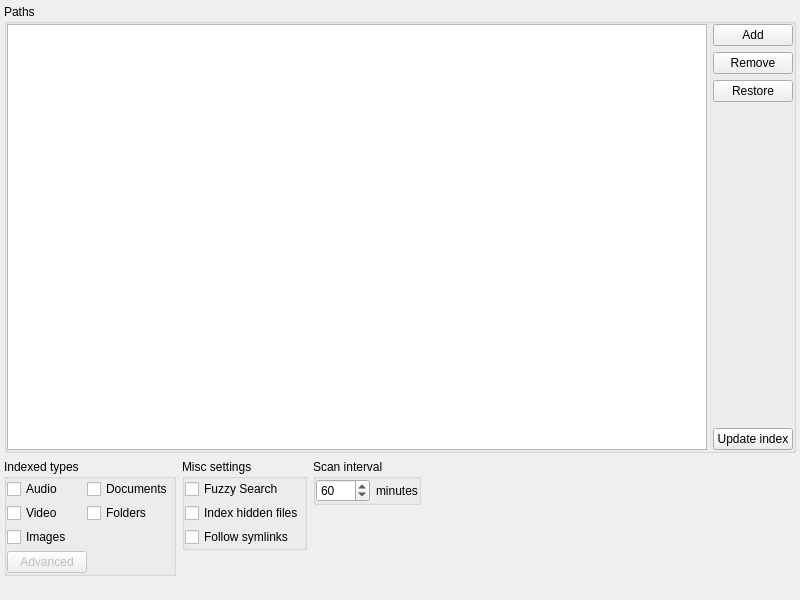
Above: src/plugins/files/configwidget.ui from albertlauncher/albert before the change. Below: the same form after it.
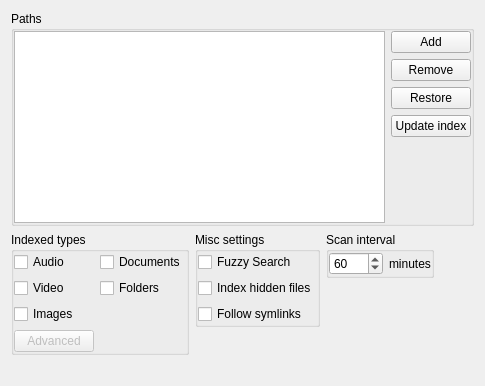
That is the form after the change.

Diff of the .ui file:
```diff
--- a/src/plugins/files/configwidget.ui
+++ b/src/plugins/files/configwidget.ui
@@ -2,33 +2,7 @@
 <ui version="4.0">
  <class>Files::ConfigWidget</class>
  <widget class="QWidget" name="Files::ConfigWidget">
-  <property name="geometry">
-   <rect>
-    <x>0</x>
-    <y>0</y>
-    <width>800</width>
-    <height>600</height>
-   </rect>
-  </property>
-  <property name="minimumSize">
-   <size>
-    <width>512</width>
-    <height>320</height>
-   </size>
-  </property>
   <layout class="QVBoxLayout" name="verticallayout_2" stretch="1,0,0">
-   <property name="leftMargin">
-    <number>4</number>
-   </property>
-   <property name="topMargin">
-    <number>4</number>
-   </property>
-   <property name="rightMargin">
-    <number>4</number>
-   </property>
-   <property name="bottomMargin">
-    <number>4</number>
-   </property>
    <item>
     <widget class="QGroupBox" name="groupBox_1">
      <property name="title">
@@ -83,6 +57,13 @@
           </property>
          </widget>
         </item>
+        <item>
+         <widget class="QPushButton" name="pushButton_update">
+          <property name="text">
+           <string>Update index</string>
+          </property>
+         </widget>
+        </item>
         <item>
          <spacer name="verticalSpacer_3">
           <property name="orientation">
@@ -96,13 +77,6 @@
           </property>
          </spacer>
         </item>
-        <item>
-         <widget class="QPushButton" name="pushButton_update">
-          <property name="text">
-           <string>Update index</string>
-          </property>
-         </widget>
-        </item>
        </layout>
       </item>
      </layout>
@@ -130,12 +104,6 @@
           <property name="bottomMargin">
            <number>0</number>
           </property>
-          <property name="horizontalSpacing">
-           <number>0</number>
-          </property>
-          <property name="verticalSpacing">
-           <number>4</number>
-          </property>
           <item row="0" column="1">
            <widget class="QCheckBox" name="checkBox_docs">
             <property name="text">
@@ -186,6 +154,9 @@
        </item>
        <item>
         <spacer name="verticalSpacer">
+         <property name="orientation">
+          <enum>Qt::Vertical</enum>
+         </property>
          <property name="sizeHint" stdset="0">
           <size>
            <width>0</width>
@@ -204,9 +175,6 @@
           <string>Misc settings</string>
          </property>
          <layout class="QVBoxLayout" name="verticalLayout_6">
-          <property name="spacing">
-           <number>4</number>
-          </property>
           <property name="leftMargin">
            <number>0</number>
           </property>
@@ -245,6 +213,9 @@
        </item>
        <item>
         <spacer name="verticalSpacer_2">
+         <property name="orientation">
+          <enum>Qt::Vertical</enum>
+         </property>
          <property name="sizeHint" stdset="0">
           <size>
            <width>0</width>
@@ -302,7 +273,17 @@
         </widget>
        </item>
        <item>
-        <spacer name="verticalSpacer_4"/>
+        <spacer name="verticalSpacer_4">
+         <property name="orientation">
+          <enum>Qt::Vertical</enum>
+         </property>
+         <property name="sizeHint" stdset="0">
+          <size>
+           <width>0</width>
+           <height>0</height>
+          </size>
+         </property>
+        </spacer>
        </item>
       </layout>
      </item>
```
